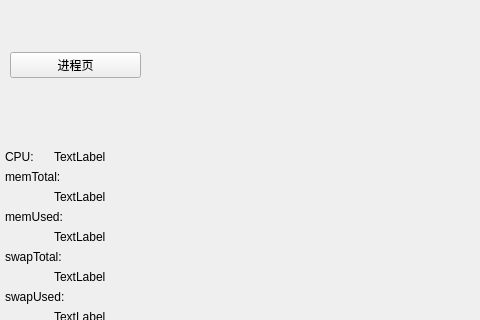
Before: the Qt Designer form hqtop/resourcewidget.ui in frankenstein27/hqtop, drawn with Qt 5; both pictures show x 0 to 480 and y 0 to 320 of the 814 by 658 pixel window.
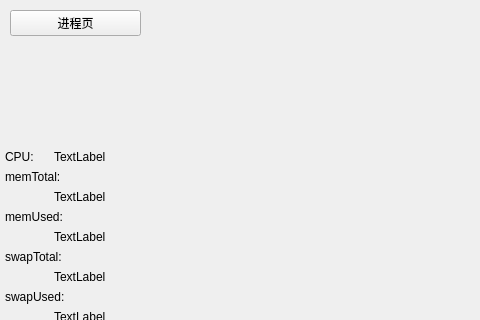
After: the same form once the commit is applied. Custom widgets are drawn as their Qt base class.

```diff
--- a/hqtop/resourcewidget.ui
+++ b/hqtop/resourcewidget.ui
@@ -48,6 +48,19 @@
       </property>
      </widget>
     </item>
+    <item>
+     <spacer name="verticalSpacer">
+      <property name="orientation">
+       <enum>Qt::Vertical</enum>
+      </property>
+      <property name="sizeHint" stdset="0">
+       <size>
+        <width>20</width>
+        <height>40</height>
+       </size>
+      </property>
+     </spacer>
+    </item>
    </layout>
   </widget>
   <widget class="QChartView" name="cpuChartView" native="true">
@@ -70,7 +83,7 @@
     </rect>
    </property>
   </widget>
-  <widget class="QWidget" name="">
+  <widget class="QWidget" name="layoutWidget">
    <property name="geometry">
     <rect>
      <x>5</x>
```
